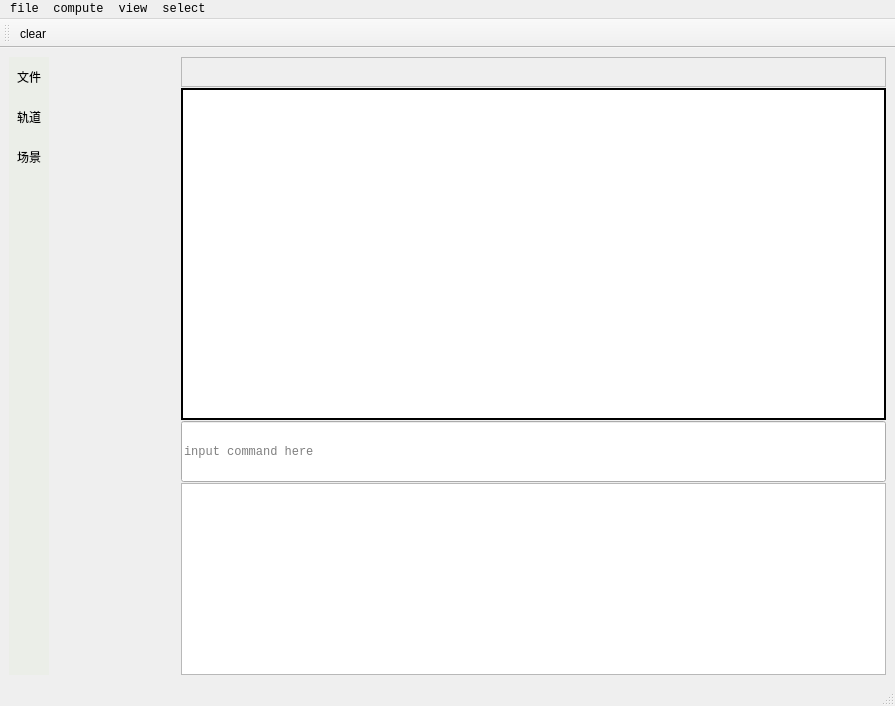
Qt form pywfnW/app.ui (feifeiboys/pywfn) before a commit.
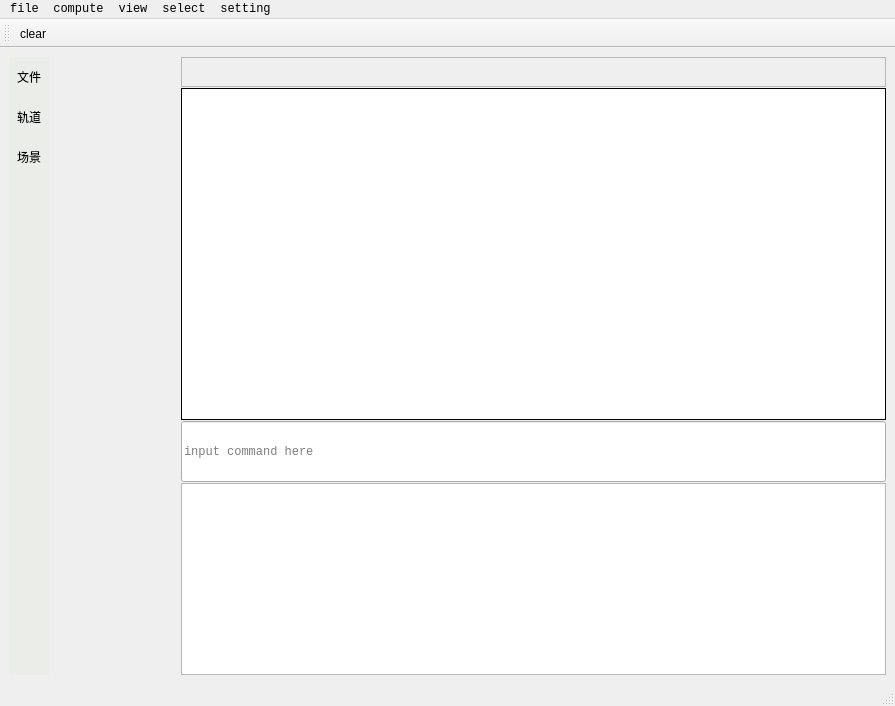
The same form after that commit.

Diff of the .ui file:
```diff
--- a/pywfnW/app.ui
+++ b/pywfnW/app.ui
@@ -221,7 +221,7 @@
          </sizepolicy>
         </property>
         <property name="frameShape">
-         <enum>QFrame::WinPanel</enum>
+         <enum>QFrame::Box</enum>
         </property>
        </widget>
        <widget class="QLineEdit" name="cmdInput">
@@ -309,10 +309,17 @@
     </property>
     <addaction name="actionclear"/>
    </widget>
+   <widget class="QMenu" name="menusetting">
+    <property name="title">
+     <string>setting</string>
+    </property>
+    <addaction name="actioncolor"/>
+   </widget>
    <addaction name="menufile"/>
    <addaction name="menucompute"/>
    <addaction name="menuview"/>
    <addaction name="menuselect"/>
+   <addaction name="menusetting"/>
   </widget>
   <widget class="QStatusBar" name="statusbar"/>
   <widget class="QToolBar" name="toolBar">
```
Left out of the diff: 7 changed lines with no effect on the pictures.
